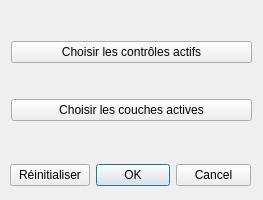
Old version of the form ui/controles_ign_dialog_base.ui in the repository Taoalex542/portage-OGRE-QGIS.
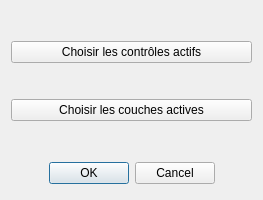
New version of the form. Icons and pictures are not drawn.

Commit message: bouton reinitialiser supprimé, fix de bug ou 4 petites fenêtres étaient créées au dessus du bouton Éditer et les fermer faisait crasher QGIS. Les fenêtres n'existent plus

The edit to the form file:
```diff
--- a/ui/controles_ign_dialog_base.ui
+++ b/ui/controles_ign_dialog_base.ui
@@ -43,49 +43,24 @@
     </item>
    </layout>
   </widget>
-  <widget class="QWidget" name="horizontalLayoutWidget">
+  <widget class="QDialogButtonBox" name="button_box">
    <property name="geometry">
     <rect>
-     <x>10</x>
-     <y>160</y>
+     <x>11</x>
+     <y>158</y>
      <width>241</width>
      <height>31</height>
     </rect>
    </property>
-   <layout class="QHBoxLayout" name="horizontalLayout">
-    <item>
-     <widget class="QPushButton" name="resetButton">
-      <property name="sizePolicy">
-       <sizepolicy hsizetype="Expanding" vsizetype="Fixed">
-        <horstretch>0</horstretch>
-        <verstretch>0</verstretch>
-       </sizepolicy>
-      </property>
-      <property name="focusPolicy">
-       <enum>Qt::NoFocus</enum>
-      </property>
-      <property name="text">
-       <string>Réinitialiser</string>
-      </property>
-      <property name="checkable">
-       <bool>false</bool>
-      </property>
-      <property name="checked">
-       <bool>false</bool>
-      </property>
-     </widget>
-    </item>
-    <item>
-     <widget class="QDialogButtonBox" name="button_box">
       <property name="orientation">
        <enum>Qt::Horizontal</enum>
       </property>
       <property name="standardButtons">
        <set>QDialogButtonBox::Cancel|QDialogButtonBox::Ok</set>
       </property>
-     </widget>
-    </item>
-   </layout>
+   <property name="centerButtons">
+    <bool>true</bool>
+   </property>
   </widget>
  </widget>
  <resources/>
```
Lines whose indentation alone changed are shown as unchanged. The commit also changes 6 other files.
